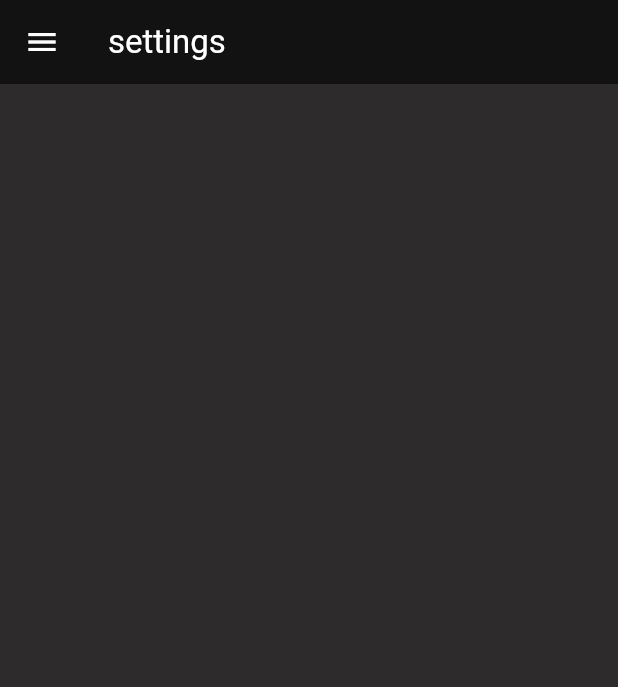
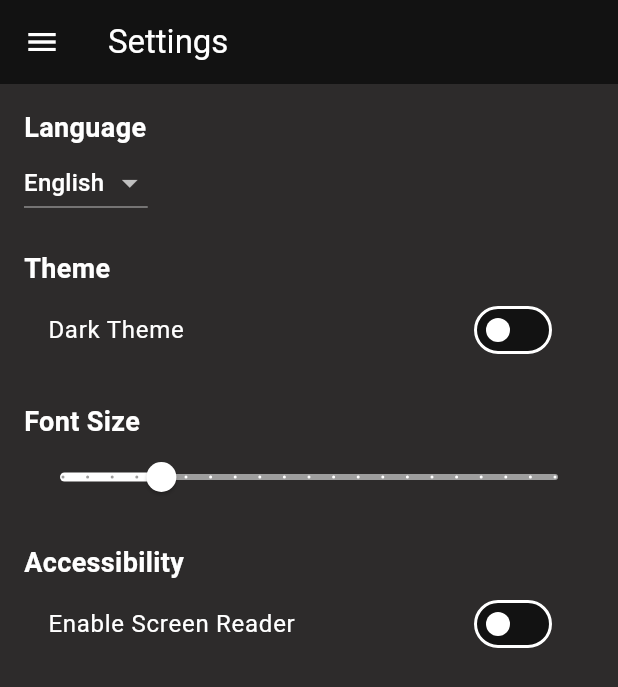
Before and after one commit to denizcloud/Gemini-Project, a Flutter app: the SettingsPage screen opened directly, on a phone screen of 412 x 824 dp. Shown: the top 687 px of the screen. Run offline on Flutter 3.47's test engine with Material 3 defaults, Android fonts, the phone set to English and light mode, and no system bars; our stand-ins replace bloc, device_preview, equatable, flutter_bloc.

Commit message:
setting page wip

```diff
--- a/lib/features/settings/settings_page.dart
+++ b/lib/features/settings/settings_page.dart
@@ -11,21 +11,116 @@
 }
 
 class _SettingsPageState extends State<SettingsPage> {
+  String _selectedLanguage = 'English';
+  bool _isDarkTheme = false;
+  double _fontSize = 14.0;
+  bool _screenReaderEnabled = false;
+
   @override
   Widget build(BuildContext context) {
     return LayoutBuilder(builder: (context, constraints) {
       return Scaffold(
         appBar: AppBar(
-          title: const Text("settings"),
-          leading: Builder(builder: (context){
+          title: const Text("Settings"),
+          leading: Builder(builder: (context) {
             return IconButton(
-              onPressed: (){
+                onPressed: () {
                   Scaffold.of(context).openDrawer();
                 },
                 icon: const Icon(Icons.menu));
           }),
         ),
-          drawer: const NavigationDrawer());
+        drawer: const NavigationDrawer(),
+        body: Theme(
+          data: Theme.of(context).copyWith(
+            highlightColor: Colors.transparent,
+            splashColor: Colors.transparent,
+            hoverColor: Colors.transparent,
+            focusColor: Colors.transparent,
+          ),
+          child: SingleChildScrollView(
+            child: Padding(
+              padding: const EdgeInsets.all(16.0),
+              child: Column(
+                crossAxisAlignment: CrossAxisAlignment.start,
+                children: [
+                  const Text(
+                    'Language',
+                    style: TextStyle(fontSize: 18, fontWeight: FontWeight.bold, color: Colors.white),
+                  ),
+                  DropdownButton<String>(
+                    value: _selectedLanguage,
+                    dropdownColor: Colors.black, // Ensure dropdown color matches theme
+                    onChanged: (String? newValue) {
+                      setState(() {
+                        _selectedLanguage = newValue!;
+                      });
+                    },
+                    items: <String>['English', 'Spanish', 'French', 'German']
+                        .map<DropdownMenuItem<String>>((String value) {
+                      return DropdownMenuItem<String>(
+                        value: value,
+                        child: Text(value, style: const TextStyle(color: Colors.white)),
+                      );
+                    }).toList(),
+                  ),
+                  const SizedBox(height: 20),
+                  const Text(
+                    'Theme',
+                    style: TextStyle(fontSize: 18, fontWeight: FontWeight.bold, color: Colors.white),
+                  ),
+                  SwitchListTile(
+                    title: const Text('Dark Theme', style: TextStyle(color: Colors.white)),
+                    value: _isDarkTheme,
+                    onChanged: (bool value) {
+                      setState(() {
+                        _isDarkTheme = value;
+                      });
+                    },
+                    activeColor: Colors.white,
+                    tileColor: Colors.transparent,
+                  ),
+                  const SizedBox(height: 20),
+                  const Text(
+                    'Font Size',
+                    style: TextStyle(fontSize: 18, fontWeight: FontWeight.bold, color: Colors.white),
+                  ),
+                  Slider(
+                    value: _fontSize,
+                    min: 10,
+                    max: 30,
+                    divisions: 20,
+                    label: _fontSize.round().toString(),
+                    onChanged: (double value) {
+                      setState(() {
+                        _fontSize = value;
+                      });
+                    },
+                    activeColor: Colors.white,
+                    inactiveColor: Colors.grey,
+                  ),
+                  const SizedBox(height: 20),
+                  const Text(
+                    'Accessibility',
+                    style: TextStyle(fontSize: 18, fontWeight: FontWeight.bold, color: Colors.white),
+                  ),
+                  SwitchListTile(
+                    title: const Text('Enable Screen Reader', style: TextStyle(color: Colors.white)),
+                    value: _screenReaderEnabled,
+                    onChanged: (bool value) {
+                      setState(() {
+                        _screenReaderEnabled = value;
+                      });
+                    },
+                    activeColor: Colors.white,
+                    tileColor: Colors.transparent,
+                  ),
+                ],
+              ),
+            ),
+          ),
+        ),
+      );
     });
   }
 }
@@ -44,14 +139,16 @@
         ],
       ),
     ));
+
   Widget buildHeader(BuildContext context) => Container(
     padding: EdgeInsets.only(
       top: MediaQuery.of(context).padding.top,
     ),
   );
 
-  Widget buildMenuItems(BuildContext context) =>
-      Wrap(runSpacing: 16, children: [
+  Widget buildMenuItems(BuildContext context) => Wrap(
+    runSpacing: 16,
+    children: [
       ListTile(
         leading: const Icon(Icons.home),
         title: const Text('Main'),
@@ -68,13 +165,14 @@
         leading: const Icon(Icons.bookmark),
         title: const Text('Saved'),
         onTap: () => Navigator.of(context).pushReplacement(
-              MaterialPageRoute(builder: (context) => const SavedNewsPage())), //need to create the saved news page in sn_UI.dart
+          MaterialPageRoute(builder: (context) => const SavedNewsPage())),
       ),
       ListTile(
         leading: const Icon(Icons.settings),
         title: const Text('Settings'),
         onTap: () => Navigator.of(context).pushReplacement(
-              MaterialPageRoute(builder: (context) => const SettingsPage())), //need to create a settings page feature
+          MaterialPageRoute(builder: (context) => const SettingsPage())),
       ),
-      ]);
+    ],
+  );
 }
```
Also changed, not shown: 9 other files. Lines whose indentation alone changed are shown as unchanged.
